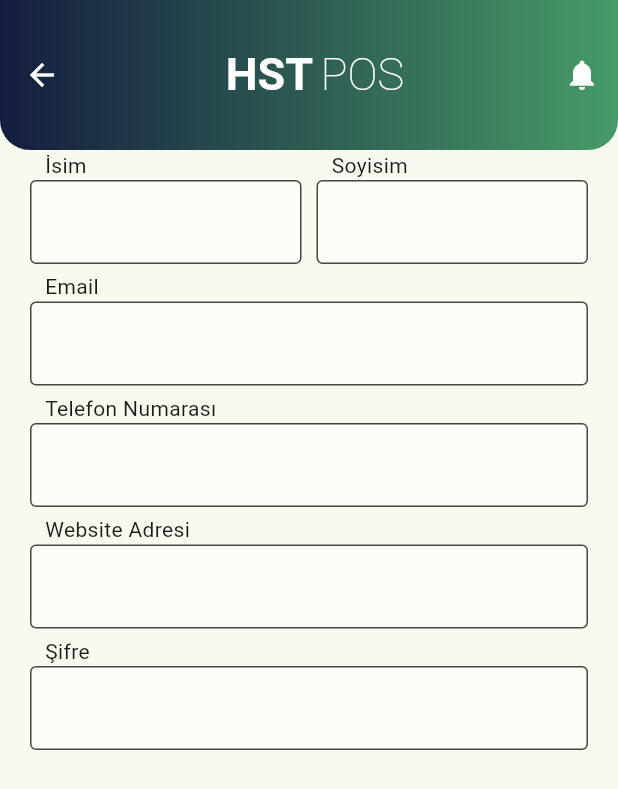
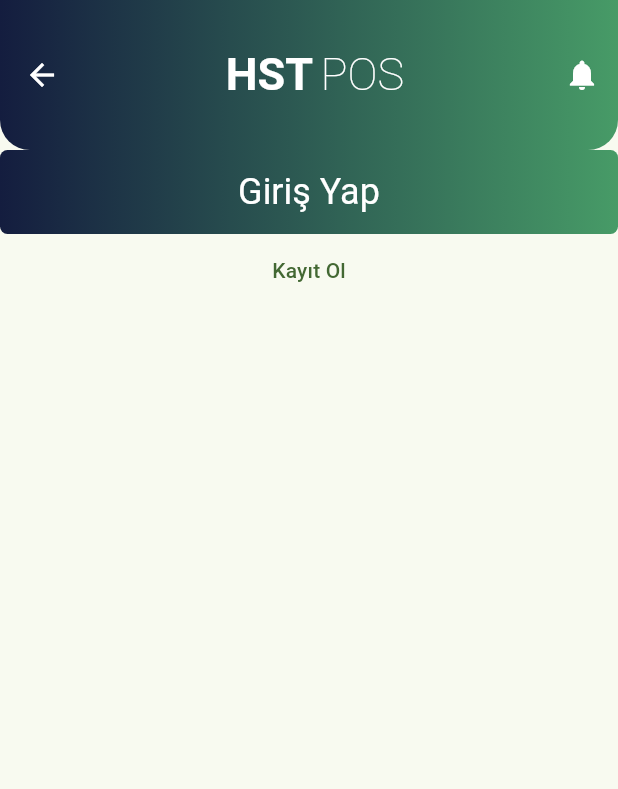
Before and after one commit to kadiirhocaoglu/hst_project, a Flutter app: the screen it shows after launch, on a phone screen of 412 x 824 dp. Shown: the top 789 px of the screen. Run offline on Flutter 3.47's test engine with Material 3 defaults, Android fonts, the phone set to English and light mode, and no system bars; missing offline and left inert: kartal.

Commit message:
will fix start page and completed register, login screen design

```diff
--- a/lib/feature/login/login_view.dart
+++ b/lib/feature/login/login_view.dart
@@ -2,7 +2,7 @@ import 'package:flutter/material.dart';
 import 'package:hst_project/product/constants/string_constants.dart';
 import 'package:hst_project/product/widget/appbar/custom_app_bar.dart';
 import 'package:hst_project/product/widget/button/custom_button.dart';
-import 'package:hst_project/product/widget/button/custom_switch.dart';
+import 'package:hst_project/product/widget/check/custom_switch.dart';
 import 'package:hst_project/product/widget/button/custom_text_button.dart';
 import 'package:hst_project/product/widget/texts/custom_text_field.dart';
 import 'package:kartal/kartal.dart';
--- /dev/null
+++ b/lib/feature/starter/start_page.dart
@@ -0,0 +1,26 @@
+import 'package:flutter/material.dart';
+import 'package:hst_project/product/constants/string_constants.dart';
+import 'package:hst_project/product/widget/appbar/custom_app_bar.dart';
+import 'package:hst_project/product/widget/button/custom_button.dart';
+import 'package:hst_project/product/widget/button/custom_text_button.dart';
+
+class StartPage extends StatefulWidget {
+  const StartPage({super.key});
+
+  @override
+  State<StartPage> createState() => _StartPageState();
+}
+
+class _StartPageState extends State<StartPage> {
+  @override
+  Widget build(BuildContext context) {
+    return Scaffold(
+      appBar: CustomAppBar.getCustomAppBar(),
+      body: Center(child: ListView(children: [
+        CustomButton(title: StringConstants.signIn),
+        BoldTextButton(onPressed: (){}, child: Text(StringConstants.register))
+      ],)
+      ,),
+    );
+  }
+}
--- a/lib/main.dart
+++ b/lib/main.dart
@@ -2,6 +2,7 @@ import 'package:flutter/material.dart';
 import 'package:hst_project/feature/login/login_view.dart';
 import 'package:hst_project/feature/register/register_view.dart';
 import 'package:hst_project/feature/splash/splash_view.dart';
+import 'package:hst_project/feature/starter/start_page.dart';
 import 'package:hst_project/product/constants/color_constants.dart';
 import 'package:hst_project/product/constants/string_constants.dart';
 
@@ -21,7 +22,7 @@ class MyApp extends StatelessWidget {
         colorScheme: ColorScheme.fromSeed(seedColor: ColorConstants.primary),
         useMaterial3: true,
       ),
-      home: RegisterView(),
+      home: StartPage(),
     );
   }
 }
--- a/lib/product/constants/string_constants.dart
+++ b/lib/product/constants/string_constants.dart
@@ -17,4 +17,33 @@ class StringConstants {
   static const String forgetPassword = "Şifremi unuttum";
   static const String rememberMe = "Beni hatırla";
   static const String website = 'Website Adresi';
+  static const String signupTermsText = 'Üyelik Sözleşmesini ve Kullanım Şartlarını kabul ediyorum.';
+  static const String agreeButtonText = 'Okudum, onayladım';
+  static const String register = 'Kayıt Ol';
+  static const String needHelp = 'Yardıma mı ihtiyacın var?';
+  static const String hstAsistant = 'HST Asistan';
+
+  ///Header Title login and register
+  static const String loginHeaderTitle = 'Tekrardan Hoşgeldin';
+  static const String loginHeaderSubtitle = '';
+  static const String registerHeaderTitle = 'Aramıza katılmana çok az kaldı';
+  static const String registerHeaderSubtitle = 'Kayıt formunu doldurduktan sonra sana ulaşıp hesabını onaylayacağız.';
 }
+
+extension StringConstantsExt on StringConstants{
+  static String termsConditionsTitle = "Üyelik Sözleşmesi";
+  static String termsConditionsText = """
+  1. Taraflar  Bu sözleşme, HST Mobil ile üye arasında akdedilmiştir.
+  2. Sözleşmenin Konusu  Bu sözleşme, Üye’nin Şirket’in hizmetlerinden faydalanmasına ilişkin koşulları belirler.
+  3. Üyelik Şartları
+    3.1. Üye, doğru ve güncel bilgilerle kayıt olmayı kabul eder.
+    3.2. Üye, kullanıcı adı ve şifresinin güvenliğinden sorumludur.
+  4. Hizmetler
+    4.1. Şirket, üyelerine hizmetlerini sunar.
+  5. Gizlilik
+    5.1. Üye bilgileri gizli tutulacaktır.
+  6. Fesih
+    6.1. Taraflar, dilediği zaman sözleşmeyi feshedebilir.
+  7. Yürürlük
+    7.1. İşbu sözleşme, Üye tarafından onaylandığı tarihte yürürlüğe girer.""";
+}
```
Also changed, not shown: lib/feature/register/register_view.dart (+17 -6 lines), lib/product/widget/bottomsheet/custom_bottom_sheet.dart (added, +38 -0 lines), lib/product/widget/check/custom_check_box.dart (added, +36 -0 lines), lib/product/widget/single_child_scroll.dart (deleted, +0 -64 lines), lib/product/widget/texts/header_title.dart (added, +30 -0 lines), lib/product/widget/check/custom_switch.dart (renamed from lib/product/widget/button/custom_switch.dart), 11 other files.
